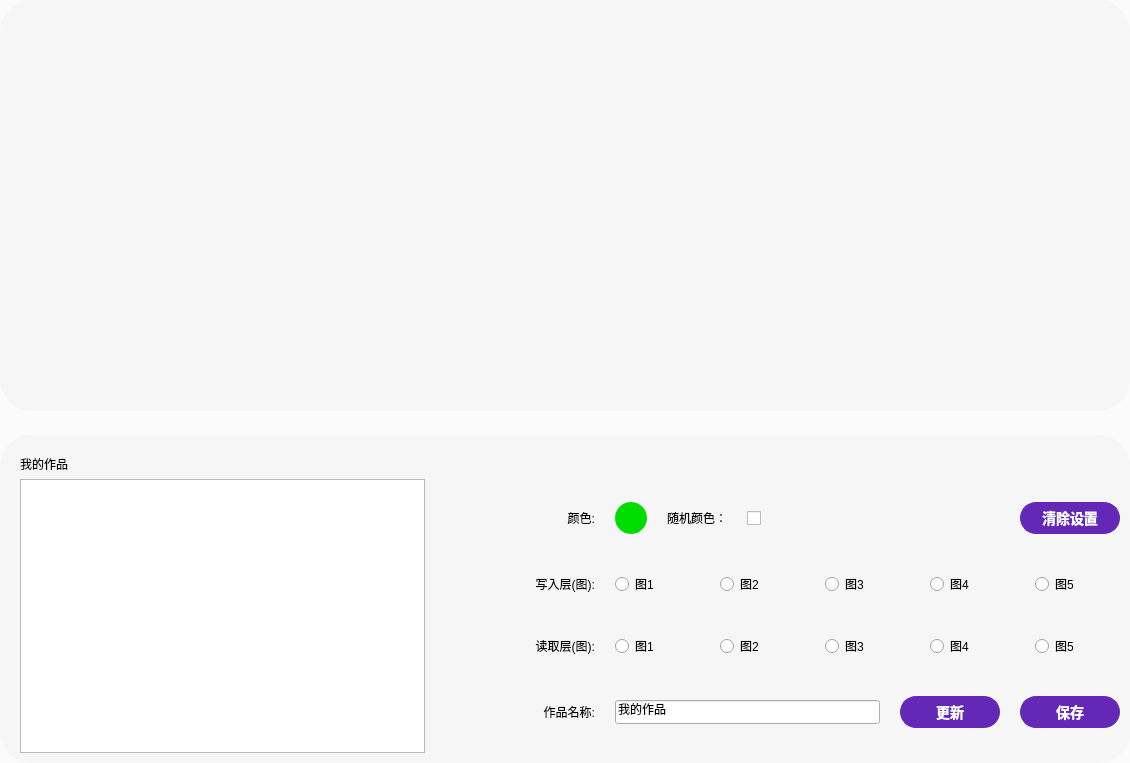
First picture: the form in FrameLight.ui, repository wlffeng2008/AkkoStudio, before the edit.
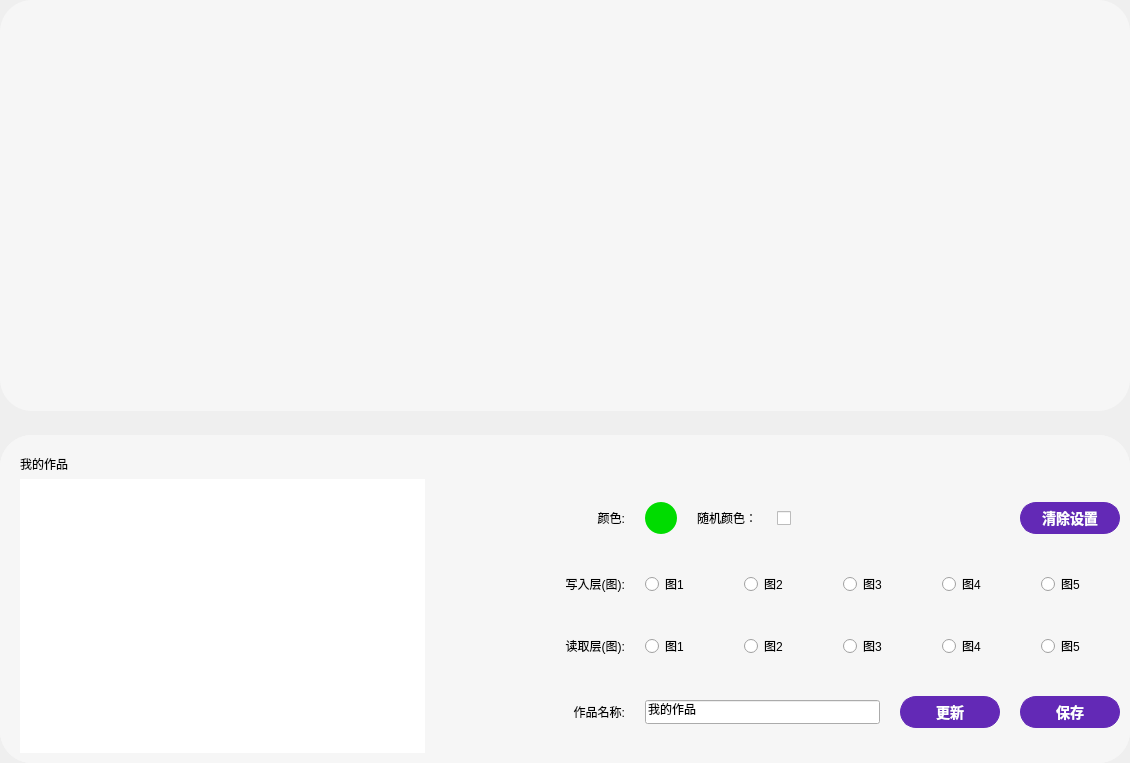
Second picture: the form after the edit. Custom widgets are drawn as their Qt base class.

```diff
--- a/FrameLight.ui
+++ b/FrameLight.ui
@@ -20,8 +20,8 @@
    <string notr="true"/>
   </property>
   <property name="styleSheet">
-   <string notr="true">#frameT{background-color: #FBFBFB;border-radius:32px;}
-#FrameLight{background-color: #FBFBFB;}
+   <string notr="true">#frameT{border-radius:32px;}
+#FrameLight{}
 #frameLEDBright,#frameLEDSpeed,#frameLEDColor,#frameLEDMode,#page1,#stackedWidgetB{background-color: #F6F6F6;border-radius:32px;}</string>
   </property>
   <property name="lineWidth">
@@ -272,6 +272,9 @@
          </property>
          <item>
           <widget class="QTableView" name="tableView">
+           <property name="styleSheet">
+            <string notr="true">#tableView{border-radius:12px;}</string>
+           </property>
            <property name="selectionMode">
             <enum>QAbstractItemView::SelectionMode::SingleSelection</enum>
            </property>
@@ -290,7 +293,7 @@
           </widget>
          </item>
          <item>
-          <layout class="QVBoxLayout" name="verticalLayout_3" stretch="0,0,0,0">
+          <layout class="QVBoxLayout" name="verticalLayout_3" stretch="0,1,1,1">
            <property name="spacing">
             <number>15</number>
            </property>
@@ -303,13 +306,13 @@
               <widget class="QLabel" name="labelTitle2">
                <property name="minimumSize">
                 <size>
-                 <width>150</width>
+                 <width>180</width>
                  <height>0</height>
                 </size>
                </property>
                <property name="maximumSize">
                 <size>
-                 <width>150</width>
+                 <width>180</width>
                  <height>16777215</height>
                 </size>
                </property>
@@ -353,7 +356,7 @@
                </property>
               </widget>
              </item>
-             <item>
+             <item alignment="Qt::AlignmentFlag::AlignVCenter">
               <widget class="ToggleButton" name="checkBoxRam">
                <property name="minimumSize">
                 <size>
@@ -424,13 +427,13 @@
               <widget class="QLabel" name="labelTitle5">
                <property name="minimumSize">
                 <size>
-                 <width>150</width>
+                 <width>180</width>
                  <height>0</height>
                 </size>
                </property>
                <property name="maximumSize">
                 <size>
-                 <width>150</width>
+                 <width>180</width>
                  <height>16777215</height>
                 </size>
                </property>
@@ -518,13 +521,13 @@
               <widget class="QLabel" name="labelTitle6">
                <property name="minimumSize">
                 <size>
-                 <width>150</width>
+                 <width>180</width>
                  <height>0</height>
                 </size>
                </property>
                <property name="maximumSize">
                 <size>
-                 <width>150</width>
+                 <width>180</width>
                  <height>16777215</height>
                 </size>
                </property>
@@ -612,13 +615,13 @@
               <widget class="QLabel" name="labelName">
                <property name="minimumSize">
                 <size>
-                 <width>150</width>
+                 <width>180</width>
                  <height>0</height>
                 </size>
                </property>
                <property name="maximumSize">
                 <size>
-                 <width>150</width>
+                 <width>180</width>
                  <height>16777215</height>
                 </size>
                </property>
@@ -705,12 +708,6 @@
    <extends>QCheckBox</extends>
    <header>togglebutton.h</header>
   </customwidget>
-  <customwidget>
-   <class>ModuleKeyboard</class>
-   <extends>QFrame</extends>
-   <header>modulekeyboard.h</header>
-   <container>1</container>
-  </customwidget>
   <customwidget>
    <class>ModuleEfMode</class>
    <extends>QFrame</extends>
@@ -735,6 +732,12 @@
    <header>moduleefspeed.h</header>
    <container>1</container>
   </customwidget>
+  <customwidget>
+   <class>ModuleKeyboard</class>
+   <extends>QFrame</extends>
+   <header>modulekeyboard.h</header>
+   <container>1</container>
+  </customwidget>
  </customwidgets>
  <resources/>
  <connections/>
```
